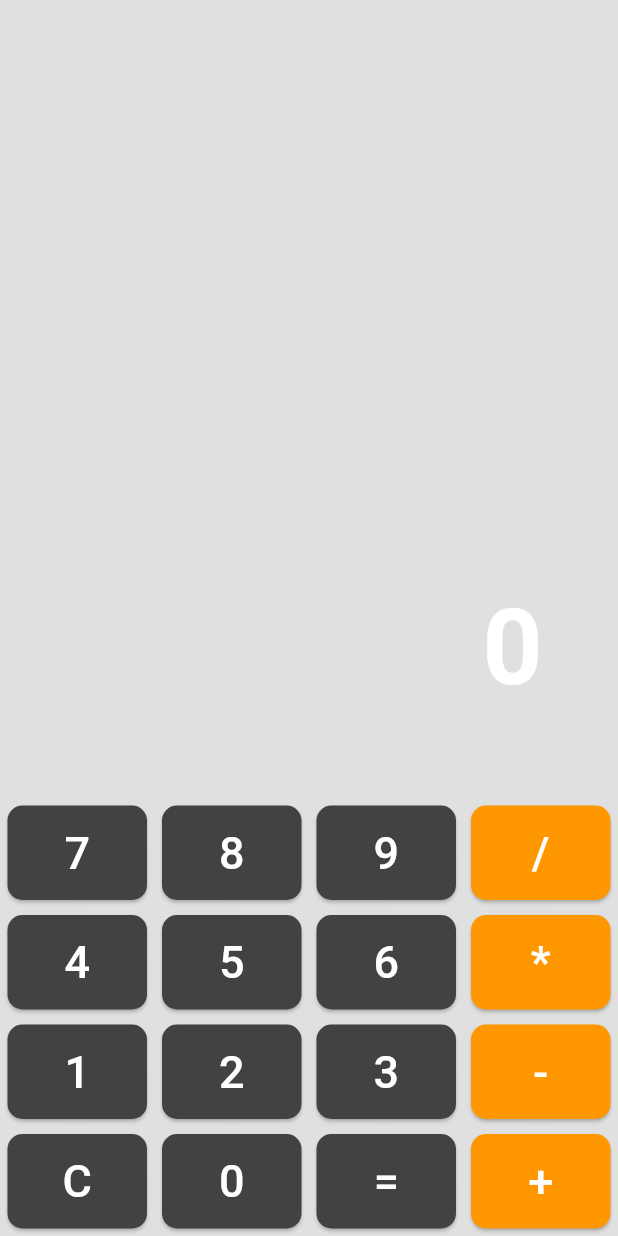
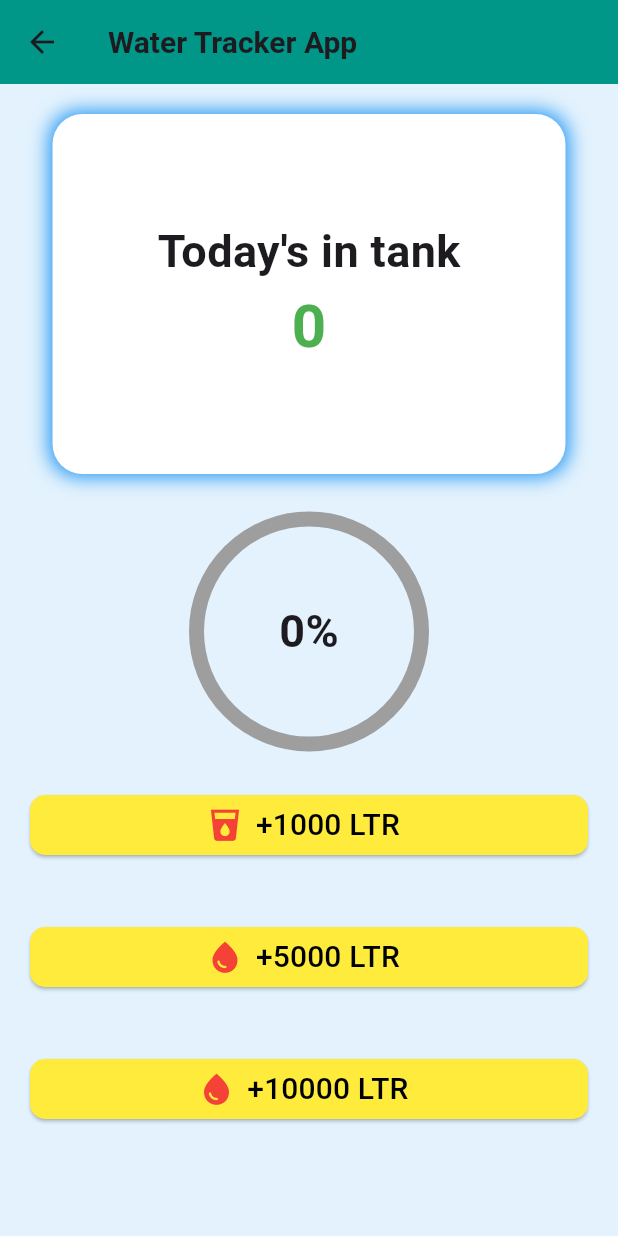
Before and after one commit to tanvirkhan00/flutter-practice, a Flutter app: the screen it shows after launch, on a phone screen of 412 x 824 dp. Run offline on Flutter 3.47's test engine with Material 3 defaults, Android fonts, the light colour scheme and no system bars; network calls fail.

Commit message:
practice water tracker function

```diff
--- a/lib/Module_11/sumApp.dart
+++ b/lib/Module_11/sumApp.dart
@@ -56,17 +56,26 @@ class _CalculatorState extends State<Calculator> {
     return Scaffold(
       backgroundColor: Colors.black12,
       body: Column(
-        mainAxisAlignment: MainAxisAlignment.center,
         children: [
           Expanded(
             child: Container(
               alignment: Alignment.bottomRight,
               padding: EdgeInsets.all(50),
-              child: Text(_output, style: TextStyle(
-                fontSize: 70,
-                fontWeight: FontWeight.w600,
-                color: Colors.white
-              ),),
+              child:Column(
+                mainAxisAlignment: MainAxisAlignment.end,
+                children: [
+
+                  (_ope.isNotEmpty && _input.isNotEmpty) ?  Text('$num1 $_ope $_input', style: TextStyle(
+                    fontSize: 40,
+                    color: Colors.grey[700],
+                  ), ) : SizedBox(),
+                  Text(_output, style: TextStyle(
+                    fontSize: 70,
+                    fontWeight: FontWeight.w600,
+                    color: Colors.white
+                  ),),
+                ],
+              ),
             ),
           ),
           Row(
--- /dev/null
+++ b/lib/Module_11/water_tracker_app.dart
@@ -0,0 +1,102 @@
+import 'package:flutter/material.dart';
+import 'package:flutter_practice_project/Module_11/widget/water_button.dart';
+
+class WaterTrackerApp extends StatefulWidget {
+  const WaterTrackerApp({super.key});
+
+  @override
+  State<WaterTrackerApp> createState() => _WaterTrackerAppState();
+}
+
+class _WaterTrackerAppState extends State<WaterTrackerApp> {
+  int currentIntake = 0;
+  final goal = 10000;
+
+  void waterAdd(int amount) {
+    setState(() {
+      currentIntake = (currentIntake + amount).clamp(0, 10000);
+    });
+  }
+
+  @override
+  Widget build(BuildContext context) {
+    return Scaffold(
+      backgroundColor: Colors.blue.shade50,
+      appBar: AppBar(
+        backgroundColor: Colors.teal,
+        title: Text('Water Tracker App', style: TextStyle(
+          fontSize: 20,
+          fontWeight: FontWeight.w600
+        ),),
+      ),
+      body: Center(
+        child: Column(
+          children: [
+            SizedBox(
+              height: 20,
+            ),
+            Container(
+              padding: EdgeInsets.all(70),
+              decoration: BoxDecoration(
+                color: Colors.white,
+                borderRadius: BorderRadius.circular(20),
+                boxShadow: [
+                  BoxShadow(
+                    color: Colors.blue,
+                    blurRadius: 10,
+                    spreadRadius: 2
+                  )
+                ]
+              ),
+              child: Column(
+                children: [
+                  Text("Today's in tank", style: TextStyle(
+                    fontSize: 30,
+                    fontWeight: FontWeight.w600
+                  ),),
+                  Text('$currentIntake', style: TextStyle(
+                    fontSize: 40,
+                    fontWeight: FontWeight.w600,
+                    color: Colors.green
+                  ),)
+                ],
+              ),
+            ),
+            SizedBox(
+              height: 30,
+            ),
+            Stack(
+              alignment: Alignment.center,
+              children: [
+                Container(
+                  height: 150,
+                  width: 150,
+                  child: CircularProgressIndicator(
+                    backgroundColor: Colors.grey,
+                    color: Colors.red,
+                    strokeWidth: 10,
+                    value: currentIntake/goal,
+                  ),
+                ),
+                Text('${(currentIntake/goal *100).toStringAsFixed(0)}%', style: TextStyle(
+                  fontSize: 30,
+                  fontWeight: FontWeight.w700
+                ),)
+              ]
+            ),
+            SizedBox(
+              height: 10,
+            ),
+            Wrap(
+              children: [
+                water_button(amount: 1000, onClick:()=> waterAdd(1000), icon: Icons.local_drink,),
+                water_button(amount: 5000, onClick: ()=> waterAdd(5000),),
+                water_button(amount: 10000, onClick: ()=> waterAdd(10000),),
+              ],
+            )
+          ],
+        ),
+      ),
+    );
+  }
+}
--- /dev/null
+++ b/lib/Module_11/widget/water_button.dart
@@ -0,0 +1,33 @@
+import 'package:flutter/material.dart';
+
+class water_button extends StatelessWidget {
+  final int amount ;
+  IconData ? icon;
+  final VoidCallback onClick;
+
+  water_button({
+    super.key, required this.amount, required this.onClick, this.icon
+  });
+
+  @override
+  Widget build(BuildContext context) {
+    return SizedBox(
+      width: double.infinity,
+      child: Padding(
+        padding: const EdgeInsets.all(20),
+        child: ElevatedButton.icon(onPressed: onClick,
+            style: ElevatedButton.styleFrom(
+                backgroundColor: Colors.yellow,
+                shape: RoundedRectangleBorder(
+                    borderRadius: BorderRadius.circular(10)
+                )
+            ),
+            icon: Icon(icon ?? Icons.water_drop, size: 25,color: Colors.red,),
+            label:Text( '+$amount LTR', style: TextStyle(
+                fontSize: 20,
+              color: Colors.black
+            ),) ),
+      ),
+    );
+  }
+}
--- a/lib/app.dart
+++ b/lib/app.dart
@@ -9,6 +9,7 @@ import 'Module 9/city_card.dart';
 import 'Module 9/class_1.dart';
 import 'Module_11/counterApp.dart';
 import 'Module_11/sumApp.dart';
+import 'Module_11/water_tracker_app.dart';
 import 'Module_8/Module8_Stack.dart';
 import 'Module_8/Module8_class2.dart';
 import 'listView.dart';
@@ -29,14 +30,15 @@ class MyApp extends StatelessWidget {
         ),
       ),
       title: 'This is my first project',
-      initialRoute: '/calculator',
+      initialRoute: '/WaterTrackerApp',
       routes: {
         '/' : (context) => assignment1(),
         '/Figma' : (context) => cove_page(),
         '/Class1' : (context) => alert(),
         '/Module9_Class3' : (context) => Moddue9Class3(),
         '/Material_App' : (context) => CounterApp(),
-        '/calculator' : (context) => Calculator()
+        '/calculator' : (context) => Calculator(),
+        '/WaterTrackerApp' : (context) => WaterTrackerApp()
       },
     );
   }
```
